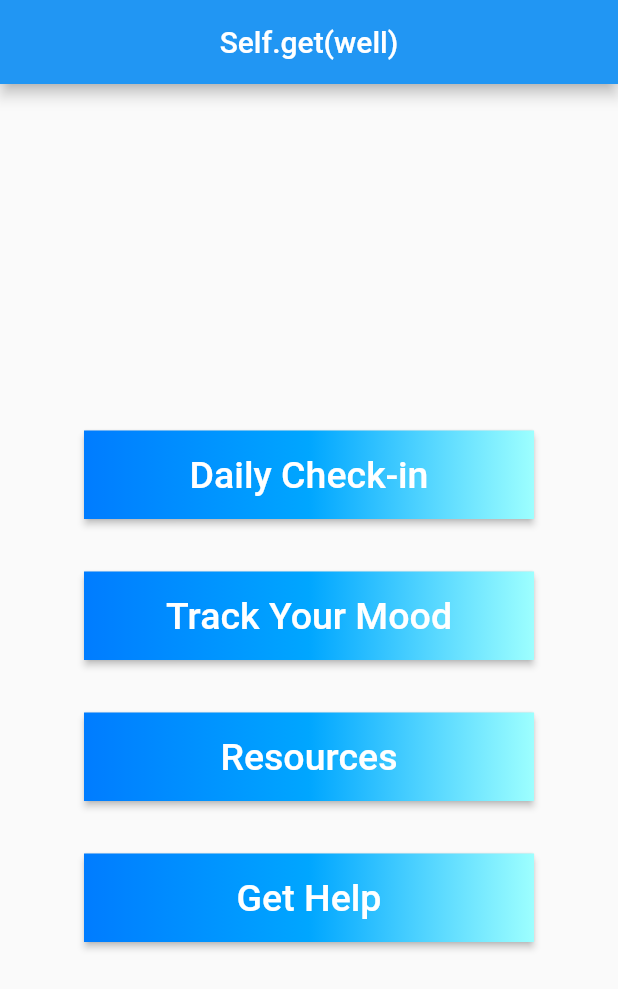
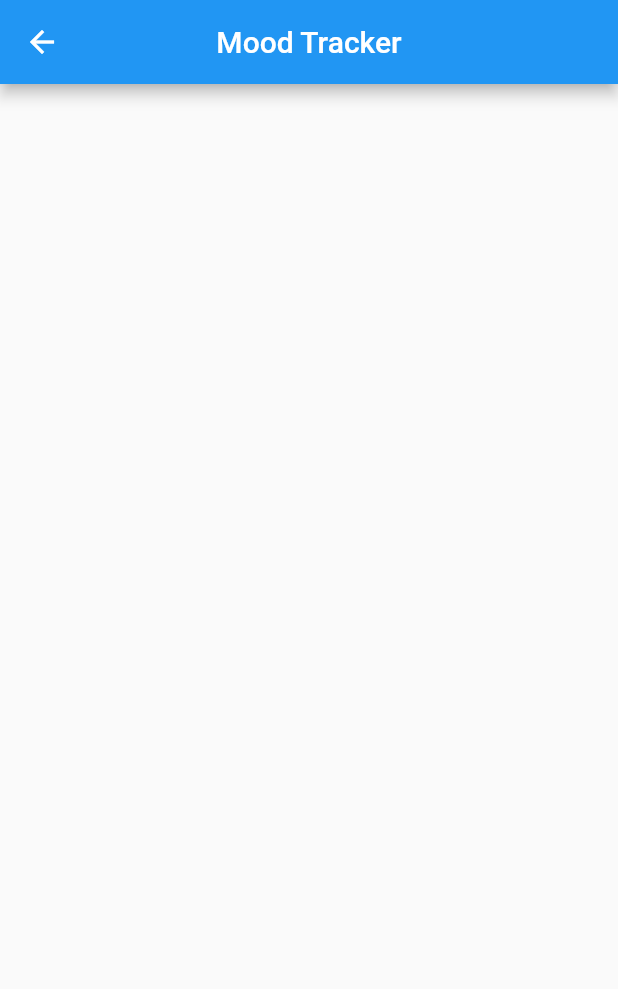
Before and after one commit to Rene-A/Self_Get_Well, a Flutter app: the screen it shows after launch, after a tap on "Track Your Mood", on a phone screen of 412 x 824 dp. Shown: the top 989 px of the screen. Run offline on Flutter 3.47's test engine with Material 2 defaults, Android fonts, the phone set to English and light mode, and no system bars.

Commit message:
Added page navigation

```diff
--- a/lib/constants/constants.dart
+++ b/lib/constants/constants.dart
@@ -1,3 +1,7 @@
 class Constants {
   static const String appName = "Self.get(well)";
+  static const String checkInName = "Daily Check-In";
+  static const String getHelpName = "Get Help";
+  static const String moodTrackerName = "Mood Tracker";
+  static const String resourceName = "Resources";
 }
--- a/lib/views/home_page.dart
+++ b/lib/views/home_page.dart
@@ -1,6 +1,11 @@
 import 'package:flutter/material.dart';
 import 'package:flutter/semantics.dart';
 import 'package:self_get_well/constants/constants.dart';
+import 'daily_check_in.dart';
+import 'daily_check_in.dart';
+import 'help.dart';
+import 'mood_tracker.dart';
+import 'resources.dart';
 
 class HomePage extends StatelessWidget {
   @override
@@ -22,10 +27,34 @@ class navButtons extends StatelessWidget {
       child: Column(
         mainAxisAlignment: MainAxisAlignment.center,
         children: [
-          navButton(buttonTitle: "Daily Check-in"),
-          navButton(buttonTitle: "Track Your Mood"),
-          navButton(buttonTitle: "Resources"),
-          navButton(buttonTitle: "Get Help")
+          navButton(
+            buttonTitle: "Daily Check-in",
+            toRoute: () => {
+              Navigator.push(context,
+                  MaterialPageRoute(builder: (context) => checkInPage()))
+            },
+          ),
+          navButton(
+            buttonTitle: "Track Your Mood",
+            toRoute: () => {
+              Navigator.push(context,
+                  MaterialPageRoute(builder: (context) => moodTracker()))
+            },
+          ),
+          navButton(
+            buttonTitle: "Resources",
+            toRoute: () => {
+              Navigator.push(context,
+                  MaterialPageRoute(builder: (context) => resourcePage()))
+            },
+          ),
+          navButton(
+            buttonTitle: "Get Help",
+            toRoute: () => {
+              Navigator.push(
+                  context, MaterialPageRoute(builder: (context) => helpPage()))
+            },
+          )
         ],
       ),
     );
@@ -34,8 +63,9 @@ class navButtons extends StatelessWidget {
 
 class navButton extends StatelessWidget {
   final String buttonTitle;
+  final Function toRoute;
 
-  navButton({@required this.buttonTitle});
+  navButton({@required this.buttonTitle, @required this.toRoute});
 
   @override
   Widget build(BuildContext context) {
@@ -46,7 +76,9 @@ class navButton extends StatelessWidget {
             height: 35,
           ),
           RaisedButton(
-            onPressed: () {},
+            onPressed: () {
+              toRoute();
+            },
             textColor: Colors.white,
             padding: const EdgeInsets.all(0.0),
             child: Container(
--- a/lib/views/mood_tracker.dart
+++ b/lib/views/mood_tracker.dart
@@ -1 +1,16 @@
 import 'package:flutter/material.dart';
+
+import '../constants/constants.dart';
+
+class moodTracker extends StatelessWidget {
+  @override
+  Widget build(BuildContext context) {
+    return Scaffold(
+      appBar: AppBar(
+        centerTitle: true,
+        title: Text(Constants.moodTrackerName),
+      ),
+      body: Center(),
+    );
+  }
+}
```
Also changed, not shown: lib/views/daily_check_in.dart (+14 -0 lines), lib/views/help.dart (+15 -0 lines), lib/views/resources.dart (+15 -0 lines), lib/views/results.dart (line endings or trailing spaces).
